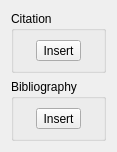
The window that plugins/textshape/dialogs/SimpleCitationWidget.ui (KDE/krita) describes before a commit, drawn with Qt 5.
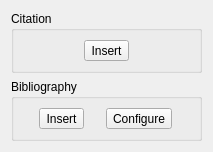
The same window after the commit.

Commit message: InsertBibliographyDialog, AutoUpdate bibliography with new citations

```diff
--- a/plugins/textshape/dialogs/SimpleCitationWidget.ui
+++ b/plugins/textshape/dialogs/SimpleCitationWidget.ui
@@ -6,8 +6,8 @@
    <rect>
     <x>0</x>
     <y>0</y>
-    <width>116</width>
-    <height>138</height>
+    <width>213</width>
+    <height>148</height>
    </rect>
   </property>
   <property name="sizePolicy">
@@ -52,6 +52,13 @@
         </property>
        </widget>
       </item>
+      <item row="0" column="1">
+       <widget class="QToolButton" name="toolButton">
+        <property name="text">
+         <string>Configure</string>
+        </property>
+       </widget>
+      </item>
      </layout>
     </widget>
    </item>
```
The commit also changes 9 other files.
